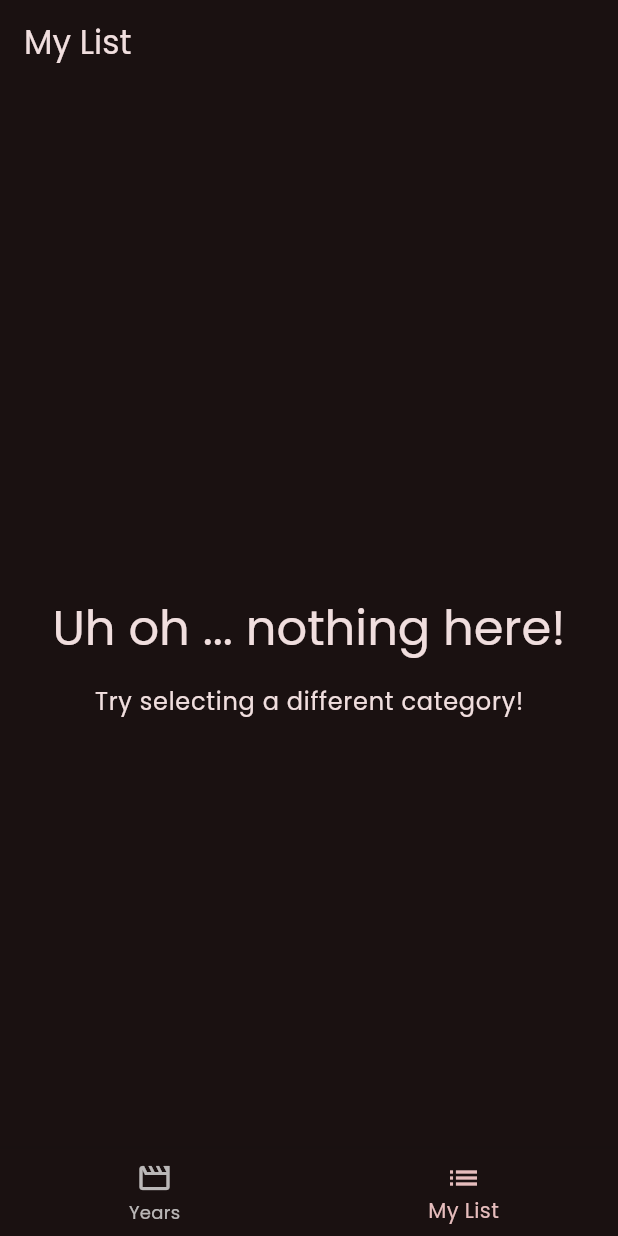
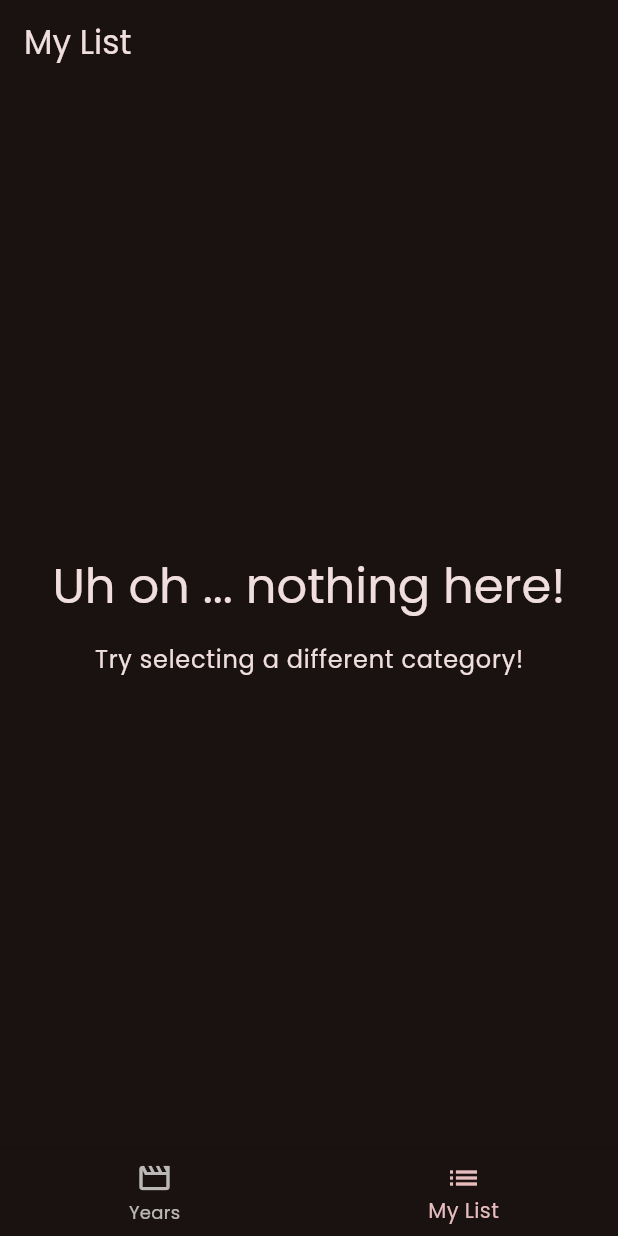
Before and after one commit to adeyemiiiii7/movieflix, a Flutter app: the screen it shows after launch, item 2 of the bottom bar chosen, on a phone screen of 412 x 824 dp. Run offline on Flutter 3.47's test engine with Material 2 defaults, Android fonts, the phone set to English and light mode, and no system bars; our stand-ins replace google_fonts, transparent_image, video_player.

Commit message:
new changes

```diff
--- a/lib/screens/movie.dart
+++ b/lib/screens/movie.dart
@@ -4,9 +4,9 @@ import 'package:movieflix/screens/movie_deals.dart';
 import 'package:movieflix/widgets/movie_item.dart';
 
 class MovieScreen extends StatelessWidget {
-  const MovieScreen({super.key, required this.title, required this.movies});
+  const MovieScreen({super.key, this.title, required this.movies});
 
-  final String title;
+  final String? title;
   final List<Movie> movies;
 
   void selectMovie(BuildContext context, Movie movie) {
@@ -52,9 +52,13 @@ class MovieScreen extends StatelessWidget {
         ),
       );
     }
+
+    if (title == null) {
+      return content;
+    }
     return Scaffold(
       appBar: AppBar(
-        title: Text(title),
+        title: Text(title!),
       ),
       body: content,
     );
--- a/lib/screens/start_screen.dart
+++ b/lib/screens/start_screen.dart
@@ -38,9 +38,8 @@ class StartScreen extends StatelessWidget {
                   Navigator.push(
                     context,
                     MaterialPageRoute(
-                      builder: (ctx) => const YearScreen(
-                          //avaliableMovies: [],
-                          ),
+                      builder: (ctx) => const YearScreen(),
+                      //avaliableMovies: [],
                     ),
                   );
                 },
--- a/lib/screens/tabs.dart
+++ b/lib/screens/tabs.dart
@@ -1,6 +1,8 @@
 import 'package:flutter/material.dart';
 import 'package:movieflix/screens/movie.dart';
 import 'package:movieflix/screens/years.dart';
+
+import '../models/movie.dart';
 
 class TabsScreen extends StatefulWidget {
   const TabsScreen({super.key});
@@ -11,6 +13,17 @@ class TabsScreen extends StatefulWidget {
 
 class _TabsScreenState extends State<TabsScreen> {
   int _selectedPageIndex = 0;
+  final List<Movie> _listMovies = [];
+
+  void _onPressMovieListStatus(Movie movie) {
+    final isExisting = _listMovies.contains(movie);
+
+    if (isExisting) {
+      _listMovies.remove(movie);
+    } else {
+      _listMovies.add(movie);
+    }
+  }
 
   void _selectedPage(int index) {
     setState(() {
@@ -25,7 +38,6 @@ class _TabsScreenState extends State<TabsScreen> {
     if (_selectedPageIndex == 1) {
       activePage = const MovieScreen(
         movies: [],
-        title: '',
       );
       activePageTitle = 'My List';
     }
--- a/lib/widgets/movie_item.dart
+++ b/lib/widgets/movie_item.dart
@@ -73,7 +73,7 @@ class MovieItem extends StatelessWidget {
                             label: '${movie.duration} min',
                           ),
                         ),
-                        const SizedBox(width: 12),
+                        const SizedBox(width: 14),
                         Expanded(
                           child: MovieItemTrait(
                             icon: Icons.movie_filter_outlined,
```
Also changed, not shown: lib/screens/movie_deals.dart (+5 -3 lines), lib/screens/years.dart (+1 -6 lines).
